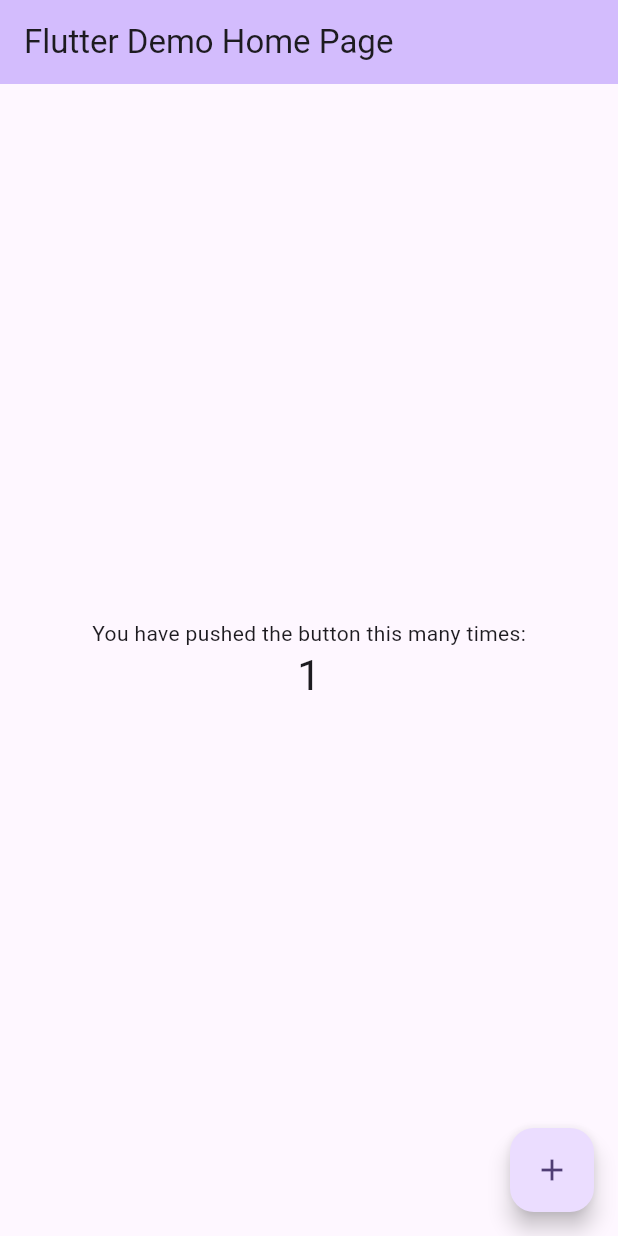
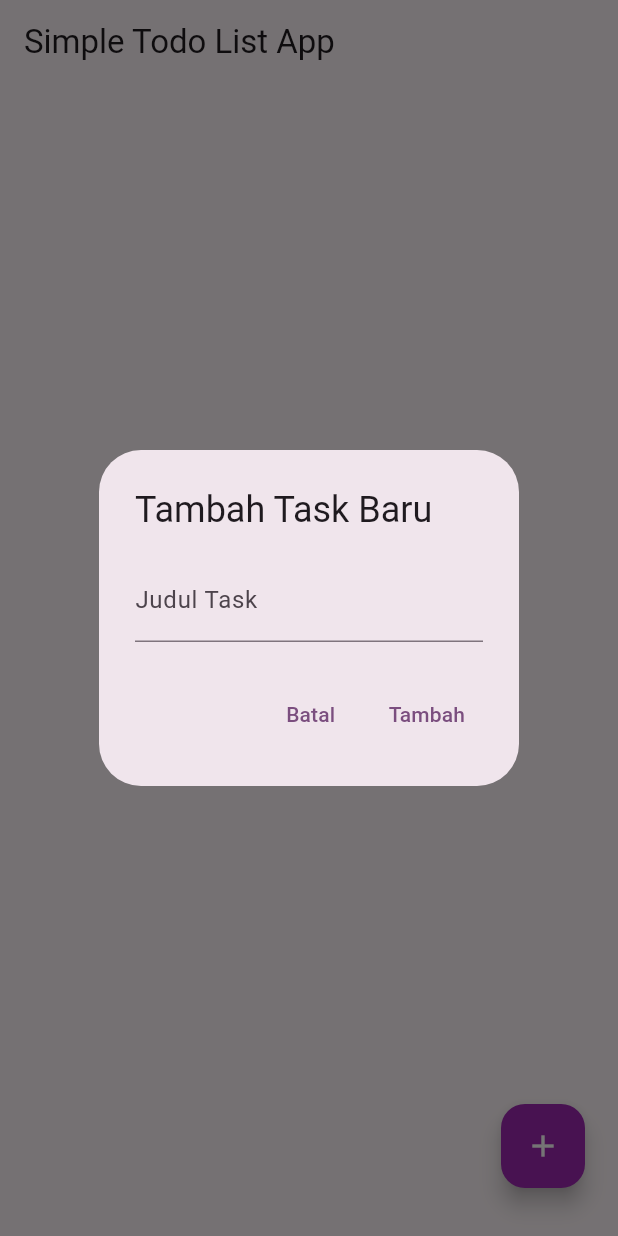
Before and after one commit to sodrunberkicau/flutter_mvvm_todolist, a Flutter app: the screen it shows after launch, after a tap on the "add" icon, on a phone screen of 412 x 824 dp. Run offline on Flutter 3.47's test engine with Material 3 defaults, Android fonts, the phone set to English and light mode, and no system bars.

Commit message:
refactor main.dart to register change notifier provider and add task page

```diff
--- a/lib/main.dart
+++ b/lib/main.dart
@@ -1,69 +1,32 @@
 import 'package:flutter/material.dart';
+import 'package:provider/provider.dart';
+
+import 'view/task_page.dart';
+import 'view_model/task_view_model.dart';
 
 void main() {
-  runApp(const MyApp());
+  WidgetsFlutterBinding.ensureInitialized();
+  runApp(
+    ChangeNotifierProvider(
+      create: (_) => TaskViewModel(),
+      child: const TodoListApp(),
+    ),
+  );
 }
 
-class MyApp extends StatelessWidget {
-  const MyApp({super.key});
+class TodoListApp extends StatelessWidget {
+  const TodoListApp({super.key});
 
   @override
   Widget build(BuildContext context) {
     return MaterialApp(
-      title: 'Flutter Demo',
+      debugShowCheckedModeBanner: false,
+      title: 'Todo List',
       theme: ThemeData(
-        colorScheme: ColorScheme.fromSeed(seedColor: Colors.deepPurple),
+        colorScheme: ColorScheme.fromSeed(seedColor: Colors.purpleAccent),
         useMaterial3: true,
       ),
-      home: const MyHomePage(title: 'Flutter Demo Home Page'),
+      home: const TasksPage(),
     );
   }
 }
-
-class MyHomePage extends StatefulWidget {
-  const MyHomePage({super.key, required this.title});
-
-  final String title;
-
-  @override
-  State<MyHomePage> createState() => _MyHomePageState();
-}
-
-class _MyHomePageState extends State<MyHomePage> {
-  int _counter = 0;
-
-  void _incrementCounter() {
-    setState(() {
-      _counter++;
-    });
-  }
-
-  @override
-  Widget build(BuildContext context) {
-    return Scaffold(
-      appBar: AppBar(
-        backgroundColor: Theme.of(context).colorScheme.inversePrimary,
-        title: Text(widget.title),
-      ),
-      body: Center(
-        child: Column(
-          mainAxisAlignment: MainAxisAlignment.center,
-          children: <Widget>[
-            const Text(
-              'You have pushed the button this many times:',
-            ),
-            Text(
-              '$_counter',
-              style: Theme.of(context).textTheme.headlineMedium,
-            ),
-          ],
-        ),
-      ),
-      floatingActionButton: FloatingActionButton(
-        onPressed: _incrementCounter,
-        tooltip: 'Increment',
-        child: const Icon(Icons.add),
-      ),
-    );
-  }
-}
--- /dev/null
+++ b/lib/view/task_page.dart
@@ -0,0 +1,155 @@
+import 'package:flutter/material.dart';
+import 'package:provider/provider.dart';
+
+import '../view_model/task_view_model.dart';
+
+class TasksPage extends StatelessWidget {
+  const TasksPage({super.key});
+
+  @override
+  Widget build(BuildContext context) {
+    return Scaffold(
+      appBar: AppBar(
+        title: const Text('Simple Todo List App'),
+      ),
+      body: SafeArea(
+        child: Consumer<TaskViewModel>(
+          builder: (context, taskViewModel, child) {
+            final tasks = taskViewModel.listTasks;
+            return tasks.isEmpty
+                ? const Padding(
+                    padding: EdgeInsets.symmetric(
+                      horizontal: 24.0,
+                    ),
+                    child: Center(
+                      child: Column(
+                        mainAxisAlignment: MainAxisAlignment.center,
+                        crossAxisAlignment: CrossAxisAlignment.center,
+                        children: [
+                          Icon(
+                            Icons.task_alt_sharp,
+                            size: 80,
+                          ),
+                          SizedBox(
+                            height: 16,
+                          ),
+                          Text(
+                            'Belum Ada Taks,\nCoba Tambahkan Tasks Baru',
+                            style: TextStyle(
+                              fontSize: 18,
+                            ),
+                            textAlign: TextAlign.center,
+                          ),
+                        ],
+                      ),
+                    ),
+                  )
+                : ListView.builder(
+                    padding: const EdgeInsets.symmetric(
+                      horizontal: 16,
+                      vertical: 12,
+                    ),
+                    itemCount: tasks.length,
+                    itemBuilder: (context, index) {
+                      final taskItem = tasks[index];
+                      return Padding(
+                        padding: const EdgeInsets.only(bottom: 8.0),
+                        child: ListTile(
+                          title: Text(taskItem.title),
+                          tileColor: Colors.purple[50],
+                          trailing: Row(
+                            mainAxisAlignment: MainAxisAlignment.end,
+                            crossAxisAlignment: CrossAxisAlignment.center,
+                            mainAxisSize: MainAxisSize.min,
+                            children: [
+                              Checkbox(
+                                value: taskItem.isCompleted,
+                                onChanged: (value) {
+                                  taskViewModel.update(
+                                    id: taskItem.id,
+                                    value: value ?? false,
+                                  );
+                                },
+                              ),
+                              const SizedBox(
+                                width: 6,
+                              ),
+                              IconButton(
+                                onPressed: () {
+                                  taskViewModel.removeTaskById(task: taskItem);
+                                },
+                                icon: const Icon(
+                                  Icons.delete_forever,
+                                ),
+                                color: Colors.red,
+                              ),
+                            ],
+                          ),
+                        ),
+                      );
+                    },
+                  );
+          },
+        ),
+      ),
+      floatingActionButton: Padding(
+        padding: const EdgeInsets.only(
+          bottom: 16.0,
+          right: 6,
+        ),
+        child: FloatingActionButton(
+          backgroundColor: Colors.purple,
+          foregroundColor: Colors.white,
+          onPressed: () {
+            final titleTextController = TextEditingController();
+            showDialog(
+              context: context,
+              builder: (BuildContext context) {
+                return AlertDialog(
+                  title: const Text("Tambah Task Baru"),
+                  content: Column(
+                    mainAxisSize: MainAxisSize.min,
+                    children: [
+                      TextField(
+                        controller: titleTextController,
+                        decoration: const InputDecoration(
+                          labelText: 'Judul Task',
+                        ),
+                      ),
+                    ],
+                  ),
+                  actions: [
+                    TextButton(
+                      onPressed: () {
+                        Navigator.pop(context);
+                      },
+                      child: const Text(
+                        'Batal',
+                      ),
+                    ),
+                    TextButton(
+                      onPressed: () {
+                        final String title = titleTextController.text;
+                        final taskViewModel =
+                            Provider.of<TaskViewModel>(context, listen: false);
+                        taskViewModel.addTask(title: title);
+                        Navigator.pop(context);
+                      },
+                      child: const Text(
+                        'Tambah',
+                      ),
+                    ),
+                  ],
+                );
+              },
+            );
+          },
+          child: const Icon(
+            Icons.add,
+            size: 24,
+          ),
+        ),
+      ),
+    );
+  }
+}
```
